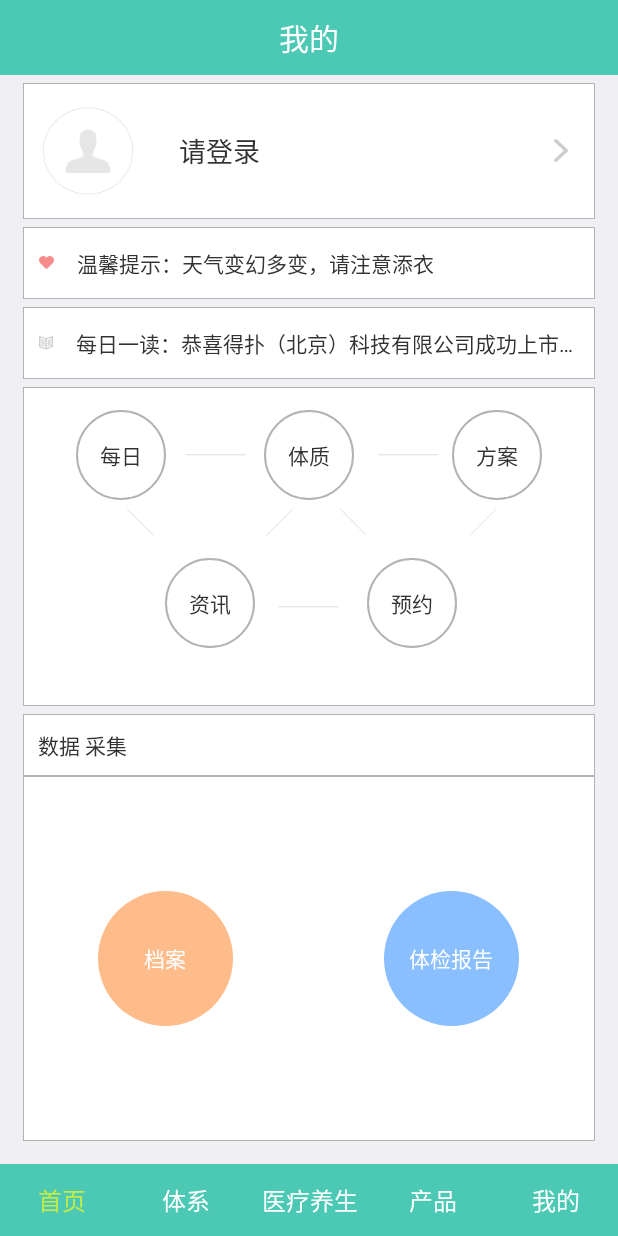
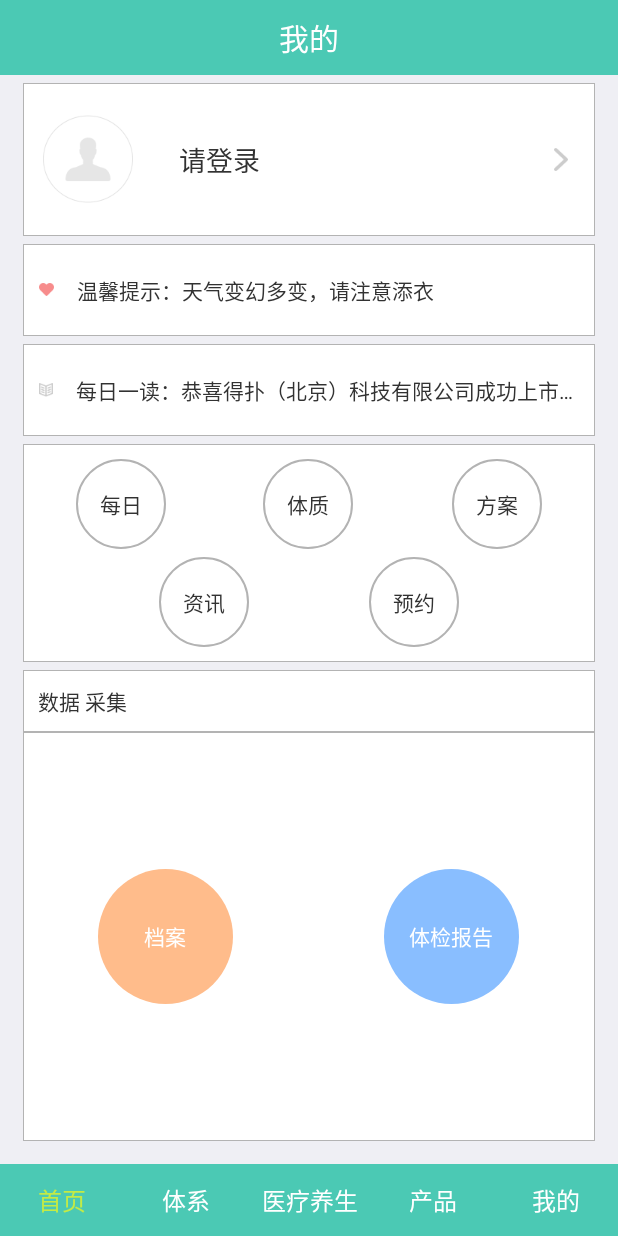
Before and after one commit to 123xuan456/BigHealt, an Android app: the fragment MineFragment placed in its activity, on a phone screen of 412 x 824 dp. Run offline under Robolectric (Android 15) with nearby library versions, the phone set to English and light mode, and no system bars; libraries missing offline, so code that uses them is left out: com.zhy.http; pictures from the network do not load; 2 statements that could not run were skipped.

Commit message:
轩:首页（五环，登录昵称）

```diff
--- a/app/src/main/java/dbighealth/bighealth/activity/LoginActivity.java
+++ b/app/src/main/java/dbighealth/bighealth/activity/LoginActivity.java
@@ -9,7 +9,6 @@ import android.content.Loader;
 import android.content.pm.PackageManager;
 import android.database.Cursor;
 import android.net.Uri;
-import android.os.AsyncTask;
 import android.os.Build;
 import android.os.Bundle;
 import android.provider.ContactsContract;
@@ -66,7 +65,6 @@ public class LoginActivity extends Activity implements LoaderCallbacks<Cursor> ,
     /**
      * Keep track of the login task to ensure we can cancel it if requested.
      */
-    private UserLoginTask mAuthTask = null;
 
     // UI references.
     private AutoCompleteTextView mEmailView;
@@ -161,9 +159,6 @@ public class LoginActivity extends Activity implements LoaderCallbacks<Cursor> ,
      * 判断用户输入的是否是有用的登录名和密码.
      */
     private void attemptLogin() {
-        if (mAuthTask != null) {
-            return;
-        }
 
         mEmailView.setError(null);
         mPasswordView.setError(null);
@@ -212,9 +207,6 @@ public class LoginActivity extends Activity implements LoaderCallbacks<Cursor> ,
 
 
 
-            //模拟登录，现在已经没用
-//            mAuthTask = new UserLoginTask(email, password);
-//            mAuthTask.execute((Void) null);
 
         }
 
@@ -236,11 +228,15 @@ public class LoginActivity extends Activity implements LoaderCallbacks<Cursor> ,
             log=gson.fromJson(response, LoginokBean.class);
             if(log.getCode()==200){
                 String hint=log.getHint();
+                String username=log.getUsername();
                 String id1=String.valueOf(log.getId());
+
                 BaseApplication.userid=id1;//吧id传到
                 Toast.makeText(getApplicationContext(),hint,Toast.LENGTH_LONG).show();
                 //登录成功之后发送一个广播
                 Intent intent = new Intent("android.intent.action.CART_BROADCAST");
+                intent.putExtra("username",username);
+                System.out.println("过去！！username"+username);
                 LocalBroadcastManager.getInstance(getApplicationContext()).sendBroadcast(intent);
 
                 finish();
@@ -320,60 +316,6 @@ public class LoginActivity extends Activity implements LoaderCallbacks<Cursor> ,
         mEmailView.setAdapter(adapter);
     }
 
-    /**
-     * Represents an asynchronous login/registration task used to authenticate
-     * the user.
-     */
-    public class UserLoginTask extends AsyncTask<Void, Void, Boolean> {
-
-        private final String mEmail;
-        private final String mPassword;
-
-        UserLoginTask(String email, String password) {
-            mEmail = email;
-            mPassword = password;
-        }
-
-        @Override
-        protected Boolean doInBackground(Void... params) {
-            // TODO: attempt authentication against a network service.
-
-            try {
-                // 模拟网络访问.
-              Thread.sleep(2000);
-            } catch (Exception e) {
-                return false;
-            }
-
-            for (String credential : DUMMY_CREDENTIALS) {
-                String[] pieces = credential.split(":");
-                if (pieces[0].equals(mEmail)) {
-                    // 账户存在,返回true,如果密码匹配.
-                    return pieces[1].equals(mPassword);
-                }
-            }
-
-            // TODO: register the new account here.
-            return true;
-        }
-
-        @Override
-        protected void onPostExecute(final Boolean success) {
-            mAuthTask = null;
-
-            if (success) {
-                finish();
-            } else {
-                mPasswordView.setError(getString(R.string.error_incorrect_password));
-                mPasswordView.requestFocus();
-            }
-        }
-
-        @Override
-        protected void onCancelled() {
-            mAuthTask = null;
-        }
-    }
 
 
     @Override
--- a/app/src/main/java/dbighealth/bighealth/activity/Me_LogoutActivity.java
+++ b/app/src/main/java/dbighealth/bighealth/activity/Me_LogoutActivity.java
@@ -57,6 +57,7 @@ public class Me_LogoutActivity extends Activity implements View.OnClickListener{
                 Toast.makeText(this,"退出成功",Toast.LENGTH_LONG).show();
                 //退出成功之后发送一个广播
                 Intent intent = new Intent("android.intent.action.CART_BROADCAST");
+                intent.putExtra("username","");
                 LocalBroadcastManager.getInstance(getApplicationContext()).sendBroadcast(intent);
 
                 finish();
--- a/app/src/main/java/dbighealth/bighealth/bean/LoginokBean.java
+++ b/app/src/main/java/dbighealth/bighealth/bean/LoginokBean.java
@@ -14,6 +14,7 @@ public class LoginokBean {
     private int code;
     private int id;
     private String hint;
+    private String username;
 
     public int getCode() {
         return code;
@@ -38,4 +39,11 @@ public class LoginokBean {
     public void setHint(String hint) {
         this.hint = hint;
     }
+    public String getUsername() {
+        return username;
+    }
+
+    public void setUsername(String username) {
+        this.username = username;
+    }
 }
--- a/app/src/main/java/dbighealth/bighealth/fragment/MineFragment.java
+++ b/app/src/main/java/dbighealth/bighealth/fragment/MineFragment.java
@@ -55,10 +55,11 @@ public class MineFragment extends Fragment implements View.OnClickListener{
     private TextView textView19;//体检报告
     private TextView textView9;//温馨提示
     private TextView textView11;//每日一读
+    private TextView textView50;//昵称
     String id;//用户id
     TextView archiving;
     private Thread mThread;
-
+    String username;
     private Handler mHandler = new Handler() {
         public void handleMessage (Message msg) {//此方法在ui线程运行
             switch(msg.what) {
@@ -95,7 +96,10 @@ public class MineFragment extends Fragment implements View.OnClickListener{
         BroadcastReceiver mItemViewListClickReceiver = new BroadcastReceiver() {
             @Override
             public void onReceive(Context context, Intent intent){
-                System.out.println("接收到了");
+
+                username = intent.getStringExtra("username");
+                System.out.println("接收到了"+username);
+                textView50.setText(username);
                 mThread = new Thread(new Runnable() {
                     @Override
                     public void run() {
@@ -188,6 +192,7 @@ public class MineFragment extends Fragment implements View.OnClickListener{
         textView16=(TextView)ra.findViewById(R.id.textView16);
         textView16.setOnClickListener(this);
         textView19 = (TextView)ra.findViewById(R.id.textView19);
+        textView50 = (TextView)ra.findViewById(R.id.textView50);
         textView19.setOnClickListener(this);
         archiving.setOnClickListener(this);
 
--- a/app/src/main/res/layout/fragment_mine.xml
+++ b/app/src/main/res/layout/fragment_mine.xml
@@ -19,7 +19,7 @@
         android:layout_marginBottom="5dp"
         android:layout_marginRight="15dp"
         android:layout_marginLeft="15dp"
-        android:visibility="visible"
+        android:visibility="gone"
         android:padding="8dp">
 
 
@@ -55,11 +55,13 @@
     <RelativeLayout
         android:id="@+id/rl1"
         android:layout_width="match_parent"
-        android:layout_height="0dp"
-        android:layout_weight="1.2"
-        android:visibility="gone"
+        android:layout_height="64dp"
+        android:visibility="visible"
         android:background="@drawable/biankuang_1"
-        android:layout_margin="15dp"
+        android:layout_marginTop="15dp"
+        android:layout_marginRight="15dp"
+        android:layout_marginLeft="15dp"
+        android:layout_marginBottom="10dp"
         android:padding="8dp">
         <ImageView
             android:layout_width="wrap_content"
@@ -69,56 +71,50 @@
             android:src="@drawable/user"
             android:layout_centerVertical="true"
             android:layout_alignParentStart="true" />
+        <TextView
+            android:layout_width="wrap_content"
+            android:layout_height="wrap_content"
+            android:id="@+id/textView50"
+            android:layout_marginTop="5dp"
+            android:text="齐先生（会员）"
+            android:layout_alignTop="@+id/imageView"
+            android:layout_toEndOf="@+id/imageView" />
+        <ImageView
+            android:layout_width="wrap_content"
+            android:layout_height="wrap_content"
+            android:id="@+id/imageView20"
+            android:layout_marginTop="5dp"
+            android:src="@drawable/tubiao"
+            android:layout_below="@+id/textView50"
+            android:layout_toEndOf="@+id/imageView" />
 
         <TextView
             android:layout_width="wrap_content"
             android:layout_height="wrap_content"
-            android:paddingLeft="5dp"
-            android:id="@+id/textView50"
-            android:text="齐先生（会员）"
-            android:layout_toEndOf="@+id/imageView"
-            android:layout_above="@+id/imageView1" />
+            android:text="18岁"
+            android:textSize="12sp"
+
+            android:id="@+id/textView20"
+            android:layout_alignTop="@+id/imageView20"
+            android:layout_toEndOf="@+id/imageView20"
+            android:layout_gravity="center_horizontal" />
 
         <ImageView
             android:layout_width="wrap_content"
             android:layout_height="wrap_content"
             android:id="@+id/imageView1"
             android:layout_marginRight="10dp"
+
             android:src="@drawable/finsh"
             android:layout_centerVertical="true"
             android:layout_alignParentEnd="true"
             />
 
-        <ImageView
-            android:layout_width="wrap_content"
-            android:layout_height="wrap_content"
-            android:id="@+id/imageView20"
-            android:src="@drawable/tubiao"
-            android:layout_marginLeft="5dp"
-            android:layout_marginRight="5dp"
-            android:layout_below="@+id/imageView1"
-            android:layout_alignStart="@+id/textView50" />
-
-        <TextView
-            android:layout_width="wrap_content"
-            android:layout_height="wrap_content"
-            android:text="18岁"
-            android:textSize="12sp"
-            android:id="@+id/textView20"
-            android:layout_alignTop="@+id/imageView20"
-            android:layout_toEndOf="@+id/imageView20"
-            />
-
-
     </RelativeLayout>
-
-
-
-
     <RelativeLayout
         android:layout_width="match_parent"
         android:layout_height="0dp"
-        android:layout_weight="0.8"
+        android:layout_weight="0.9"
         android:background="@drawable/biankuang_1"
         android:layout_marginLeft="15dp"
         android:layout_marginRight="15dp"
@@ -157,7 +153,7 @@
     <RelativeLayout
         android:layout_width="match_parent"
         android:layout_height="0dp"
-        android:layout_weight="0.8"
+        android:layout_weight="0.9"
         android:background="@drawable/biankuang_1"
         android:layout_marginTop="5dp"
         android:layout_marginLeft="15dp"
@@ -193,19 +189,29 @@
             android:layout_toEndOf="@+id/textView10" />
     </RelativeLayout>
 
-    <RelativeLayout
+    <LinearLayout
         android:layout_width="match_parent"
-        android:layout_height="0dp"
-        android:layout_weight="3.5"
-        android:paddingTop="15dp"
+        android:layout_height="wrap_content"
+        android:paddingTop="10dp"
+        android:paddingBottom="10dp"
         android:layout_marginTop="5dp"
         android:layout_marginLeft="15dp"
         android:layout_marginRight="15dp"
+        android:orientation="vertical"
         android:background="@drawable/biankuang_1">
-
+        <LinearLayout
+            android:layout_width="match_parent"
+            android:layout_height="wrap_content"
+            android:layout_weight="1"
+            android:orientation="horizontal">
+            <RelativeLayout
+                android:layout_width="0dp"
+                android:layout_height="wrap_content"
+                android:layout_weight="1">
                 <TextView
                     android:layout_width="60dp"
                     android:layout_height="60dp"
+                    android:layout_weight="1"
                     android:text="每日"
                     android:id="@+id/textView12"
                     android:gravity="center"
@@ -213,17 +219,25 @@
                     android:layout_alignParentTop="true"
                     android:layout_alignParentStart="true"
                     android:layout_marginStart="35dp" />
-
+            </RelativeLayout>
+            <RelativeLayout
+                android:layout_width="0dp"
+                android:layout_height="wrap_content"
+                android:layout_weight="1">
                 <TextView
                     android:layout_width="60dp"
                     android:layout_height="60dp"
+                    android:layout_weight="1"
                     android:text="体质"
                     android:gravity="center"
                     android:background="@drawable/yuan"
                     android:id="@+id/textView13"
-            android:layout_alignTop="@+id/textView12"
                     android:layout_centerHorizontal="true" />
-
+            </RelativeLayout>
+            <RelativeLayout
+                android:layout_width="0dp"
+                android:layout_height="wrap_content"
+                android:layout_weight="1">
                 <TextView
                     android:layout_width="60dp"
                     android:layout_height="60dp"
@@ -232,39 +246,22 @@
                     android:background="@drawable/yuan"
                     android:id="@+id/textView14"
                     android:layout_marginEnd="35dp"
-            android:layout_above="@+id/relativeLayout"
                     android:layout_alignParentEnd="true" />
-
-        <ImageView
-            android:layout_width="wrap_content"
+            </RelativeLayout>
+        </LinearLayout>
+        <LinearLayout
+            android:layout_width="match_parent"
             android:layout_height="wrap_content"
-            android:id="@+id/imageView17"
-            android:src="@drawable/zhixian"
-            android:layout_alignParentTop="true"
-            android:layout_toStartOf="@+id/textView13"
-            android:layout_marginEnd="12dp"
-            android:layout_alignBottom="@+id/textView13" />
-
-        <ImageView
-            android:layout_width="wrap_content"
+            android:layout_weight="1"
+            android:paddingTop="5dp"
+            android:orientation="horizontal"
+            >
+            <RelativeLayout
+                android:layout_width="0dp"
                 android:layout_height="wrap_content"
-            android:id="@+id/imageView18"
-            android:src="@drawable/zhixian"
-            android:layout_marginStart="16dp"
-            android:layout_alignParentTop="true"
-            android:layout_toEndOf="@+id/textView13"
-            android:layout_alignBottom="@+id/textView14" />
-
-        <RelativeLayout
-            android:layout_width="wrap_content"
-            android:layout_height="wrap_content"
-            android:layout_below="@+id/textView12"
-            android:paddingTop="5dp"
-            android:layout_alignParentStart="true"
-            android:layout_alignParentEnd="true"
-            android:layout_alignParentBottom="true"
-            android:id="@+id/relativeLayout">
-
+                android:layout_weight="1"
+                android:gravity="right"
+                >
 
                 <TextView
                     android:layout_width="60dp"
@@ -273,10 +270,16 @@
                     android:id="@+id/textView15"
                     android:gravity="center"
                     android:background="@drawable/yuan"
-                android:layout_centerVertical="true"
-                android:layout_toStartOf="@+id/imageView13"
-                android:layout_marginEnd="15dp" />
-
+                    android:layout_marginRight="40dp"
+                    android:layout_alignParentTop="true"
+                    />
+            </RelativeLayout>
+            <RelativeLayout
+                android:layout_width="0dp"
+                android:layout_height="wrap_content"
+                android:layout_weight="1"
+                android:gravity="left"
+                >
                 <TextView
                     android:layout_width="60dp"
                     android:layout_height="60dp"
@@ -284,57 +287,14 @@
                     android:id="@+id/textView16"
                     android:gravity="center"
                     android:background="@drawable/yuan"
-                android:layout_centerVertical="true"
-                android:layout_toEndOf="@+id/imageView15" />
-
-            <ImageView
-                android:layout_width="wrap_content"
-                android:layout_height="wrap_content"
-                android:id="@+id/imageView13"
-                android:src="@drawable/zhixian"
-                android:layout_centerHorizontal="true"
-                android:layout_alignParentTop="true"
-                android:layout_alignParentBottom="true" />
-
-            <ImageView
-                android:layout_width="wrap_content"
-                android:layout_height="wrap_content"
-                android:id="@+id/imageView14"
-                android:src="@drawable/xiexian1"
-                android:layout_alignParentTop="true"
-                android:layout_toStartOf="@+id/textView15"
-                android:layout_marginEnd="7dp" />
-
-            <ImageView
-                android:layout_width="wrap_content"
-                android:layout_height="wrap_content"
-                android:id="@+id/imageView15"
-                android:src="@drawable/xiexian1"
-                android:layout_alignParentTop="true"
-                android:layout_toEndOf="@+id/imageView13" />
-
-            <ImageView
-                android:layout_width="wrap_content"
-                android:layout_height="wrap_content"
-                android:id="@+id/imageView16"
-                android:src="@drawable/xiexian2"
-                android:layout_alignParentTop="true"
-                android:layout_toStartOf="@+id/imageView15"
-                android:layout_marginEnd="30dp" />
-
-            <ImageView
-                android:layout_width="wrap_content"
-                android:layout_height="wrap_content"
-                android:id="@+id/imageView19"
-                android:src="@drawable/xiexian2"
-                android:layout_alignParentTop="true"
-                android:layout_toEndOf="@+id/textView16"
-                android:layout_marginStart="8dp" />
-
+                    android:layout_marginLeft="40dp"
+                    android:layout_alignParentEnd="true"
+                    />
             </RelativeLayout>
+        </LinearLayout>
 
 
-    </RelativeLayout>
+    </LinearLayout>
     <RelativeLayout
         android:layout_width="match_parent"
         android:layout_height="wrap_content"
```
Lines whose indentation alone changed are shown as unchanged.
